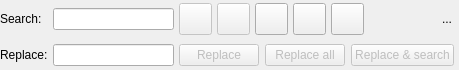
maniac787/pgmodeler, file libs/libgui/ui/widgets/searchreplacewidget.ui: the form before one commit.
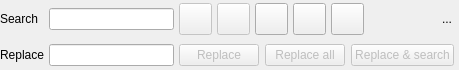
The form after the commit. Icons and pictures are not drawn.

Patch:
```diff
--- a/libs/libgui/ui/widgets/searchreplacewidget.ui
+++ b/libs/libgui/ui/widgets/searchreplacewidget.ui
@@ -44,7 +44,7 @@
       </size>
      </property>
      <property name="text">
-      <string>Search:</string>
+      <string>Search</string>
      </property>
     </widget>
    </item>
@@ -307,7 +307,7 @@
       </size>
      </property>
      <property name="text">
-      <string>Replace:</string>
+      <string>Replace</string>
      </property>
     </widget>
    </item>
```
